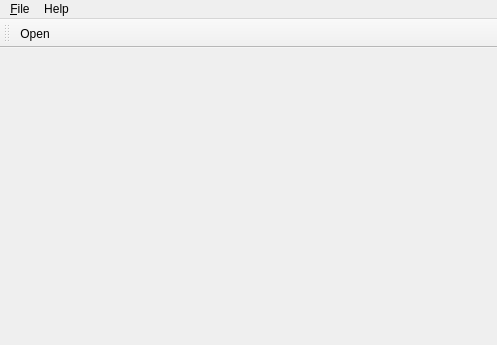
Qt form neuropy/neuropy.ui (neuropy/neuropy) before a commit.
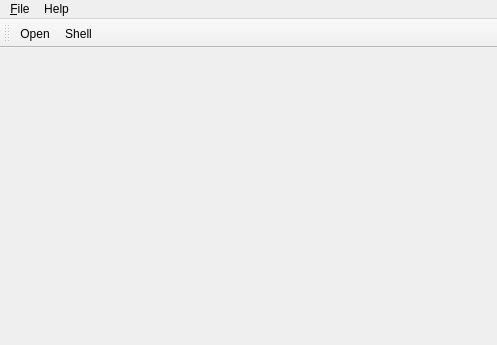
The same form after that commit. Icons and pictures are not drawn.

Commit message: figured out how to programmatically cause IPython kernel to execute arbitrary code

Patch:
```diff
--- a/neuropy/neuropy.ui
+++ b/neuropy/neuropy.ui
@@ -78,6 +78,7 @@
     <bool>false</bool>
    </attribute>
    <addaction name="actionOpen"/>
+   <addaction name="actionShell"/>
   </widget>
   <action name="actionOpen">
    <property name="text">
@@ -132,6 +133,14 @@
     <enum>QAction::AboutQtRole</enum>
    </property>
   </action>
+  <action name="actionShell">
+   <property name="text">
+    <string>&amp;Shell</string>
+   </property>
+   <property name="toolTip">
+    <string>Drop into IPython shell at terminal</string>
+   </property>
+  </action>
  </widget>
  <resources/>
  <connections/>
```
The commit also changes 2 other files.
